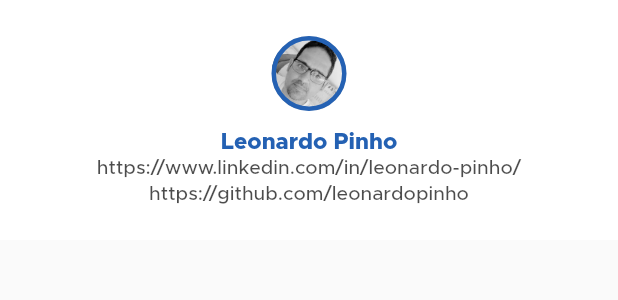
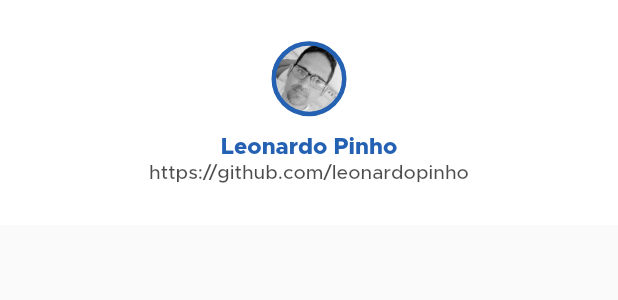
Before and after one commit to leonardopinho/fliper-flutter, a Flutter app: the ModalContact widget shown alone on an empty page, opened directly, on a phone screen of 412 x 824 dp. Shown: the top 300 px of the screen. Run offline on Flutter 3.47's test engine with Material 2 defaults, Android fonts, the phone set to English and light mode, and no system bars; our stand-ins replace graphql, lottie; network calls fail.

```diff
--- a/lib/components/widgets/modal_contact.dart
+++ b/lib/components/widgets/modal_contact.dart
@@ -12,7 +12,7 @@ class _ModalContactState extends State<ModalContact> {
   @override
   Widget build(BuildContext context) {
     return Container(
-      height: 160,
+      height: 150,
       color: Colors.white,
       child: Row(
         crossAxisAlignment: CrossAxisAlignment.center,
@@ -68,10 +68,6 @@ class _ModalContactState extends State<ModalContact> {
                         )),
                     Padding(
                       padding: const EdgeInsets.only(top: 4),
-                      child: Text('https://www.linkedin.com/in/leonardo-pinho/', textAlign: TextAlign.center, style: TextStyle(fontSize: 13, fontFamily: 'Metropolis', fontWeight: FontWeight.w500, color: Colors.black.withOpacity(0.7))),
-                    ),
-                    Padding(
-                      padding: const EdgeInsets.only(top: 4),
                       child: Text('https://github.com/leonardopinho', textAlign: TextAlign.center, style: TextStyle(fontSize: 13, fontFamily: 'Metropolis', fontWeight: FontWeight.w500, color: Colors.black.withOpacity(0.7))),
                     )
                   ],
--- a/lib/views/splash.dart
+++ b/lib/views/splash.dart
@@ -21,7 +21,7 @@ class _SplashState extends State<Splash> with TickerProviderStateMixin {
 
     SystemChrome.setPreferredOrientations([Constants.deviceOrientation]);
 
-    Future.delayed(Duration(milliseconds: 2500), () {
+    Future.delayed(Duration(milliseconds: 2200), () {
       Routes.goToDetailPage(context);
     });
   }
@@ -44,7 +44,7 @@ class _SplashState extends State<Splash> with TickerProviderStateMixin {
           crossAxisAlignment: CrossAxisAlignment.center,
           children: <Widget>[
             Container(
-              height: Helper.getDeviceHeight(context) - 150,
+              height: Helper.getDeviceHeight(context) - 160,
               child: Lottie.asset(
                 'assets/json/logo.json',
                 controller: controller,
```
Also changed, not shown: assets/json/logo.json (added, +1 -0 lines), assets/imgs/animation.gif (added), 2 other files.
